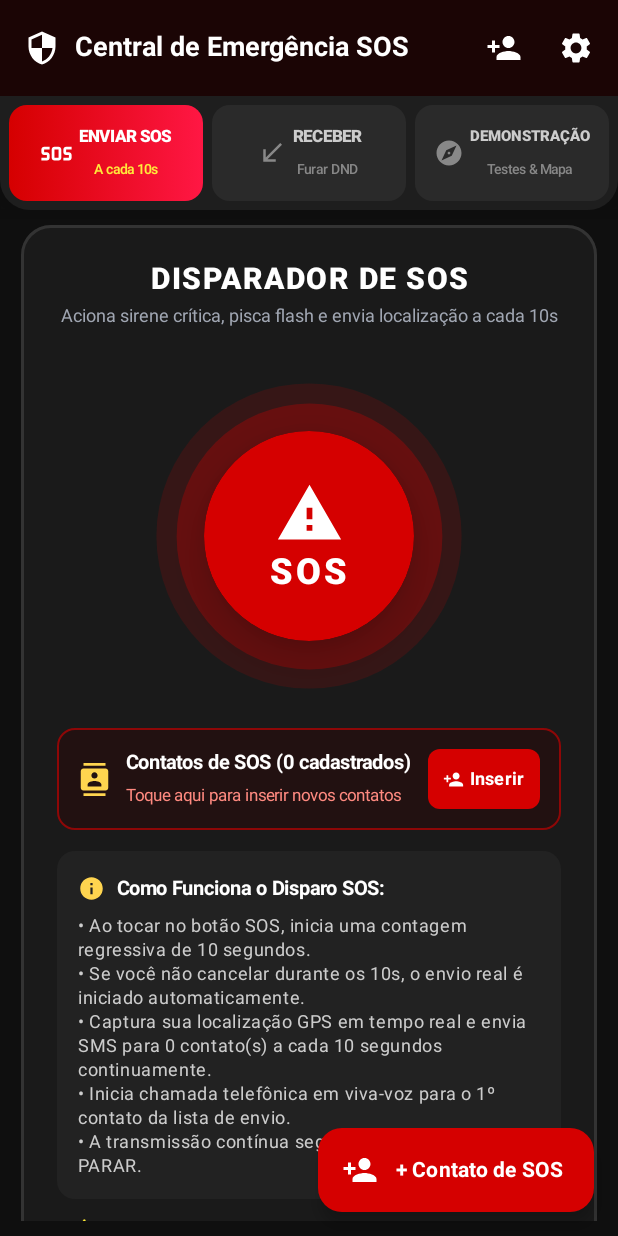
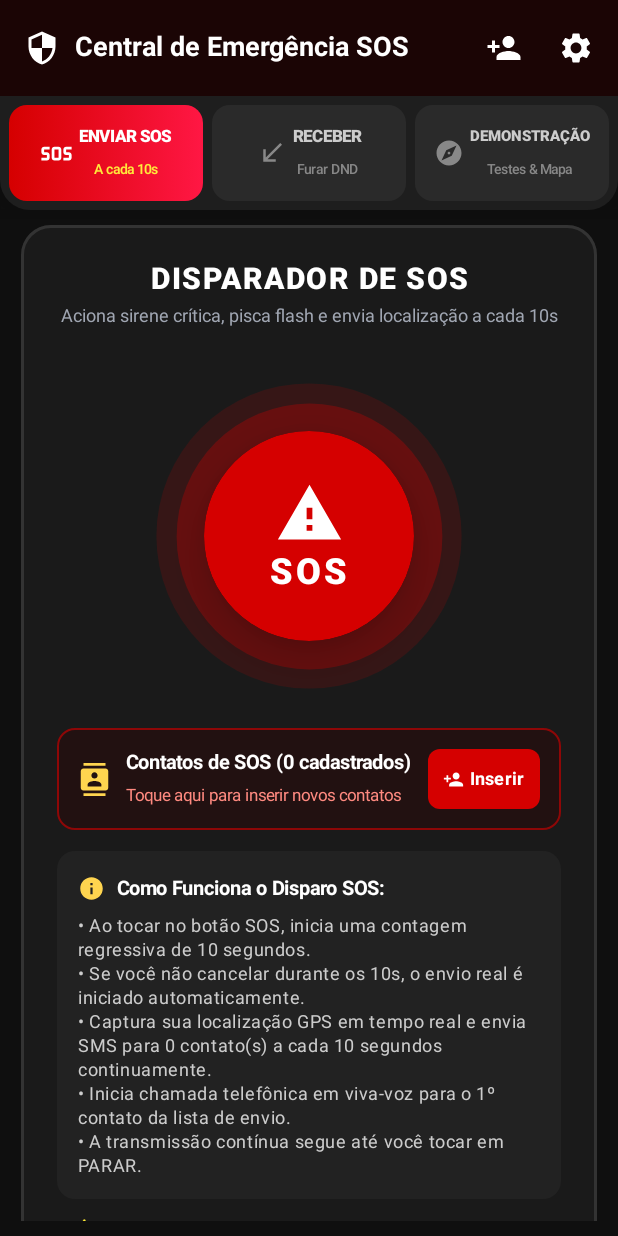
Before and after one commit to neimargemini-blip/receptor-emergencia-dnd, an Android app built with Jetpack Compose: the screen it shows after launch (MainActivity), on a phone screen of 412 x 824 dp. Run offline under Robolectric (Android 15) with nearby library versions, the phone set to English and light mode, and no system bars.

Commit message:
fix: remove botao flutuante FAB para nao sobrepor os controles da tela

```diff
--- a/app/src/main/java/com/emergencycall/bypass/ui/MainScreen.kt
+++ b/app/src/main/java/com/emergencycall/bypass/ui/MainScreen.kt
@@ -235,27 +235,6 @@ fun MainScreen(viewModel: MainViewModel) {
                     titleContentColor = Color.White
                 )
             )
-        },
-        floatingActionButton = {
-            if (selectedTab == 0 || selectedTab == 1) {
-                ExtendedFloatingActionButton(
-                    onClick = {
-                        newName = ""
-                        newPhone = ""
-                        dialogTarget = if (selectedTab == 0) ContactDialogTarget.SENDER else ContactDialogTarget.RECEIVER
-                        showAddDialog = true
-                    },
-                    containerColor = if (selectedTab == 0) Color(0xFFD50000) else Color(0xFF1565C0),
-                    contentColor = Color.White,
-                    icon = { Icon(Icons.Default.PersonAdd, contentDescription = null) },
-                    text = {
-                        Text(
-                            text = if (selectedTab == 0) "+ Contato de SOS" else "+ Contato VIP",
-                            fontWeight = FontWeight.Bold
-                        )
-                    }
-                )
-            }
         }
     ) { padding ->
         Column(
```
